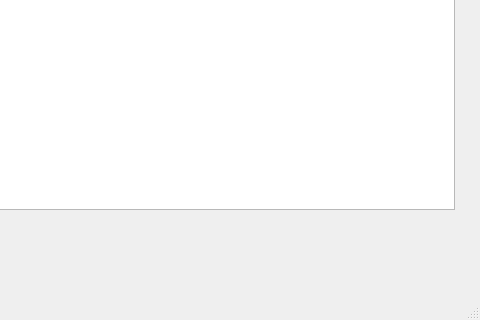
This is Game/ui/mainwindow.ui in jaakkosd/OhjelmoinninTekniikatProjekti as Qt 5 draws it before an edit; both pictures show x 270 to 750 and y 215 to 535 of the 750 by 535 pixel window. The edited form follows.
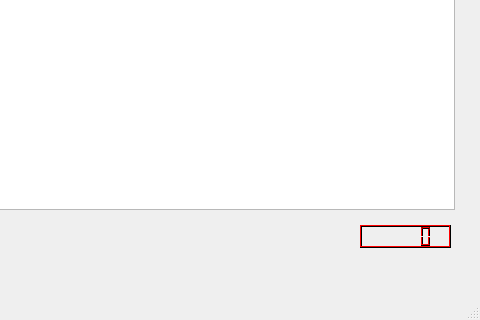
This is the edited form.

Commit message: add field for score and highscore

```diff
--- a/Game/ui/mainwindow.ui
+++ b/Game/ui/mainwindow.ui
@@ -309,6 +309,107 @@
      </palette>
     </property>
    </widget>
+   <widget class="QLCDNumber" name="lcdNumber_2">
+    <property name="geometry">
+     <rect>
+      <x>630</x>
+      <y>440</y>
+      <width>91</width>
+      <height>23</height>
+     </rect>
+    </property>
+    <property name="palette">
+     <palette>
+      <active>
+       <colorrole role="Button">
+        <brush brushstyle="SolidPattern">
+         <color alpha="255">
+          <red>0</red>
+          <green>0</green>
+          <blue>0</blue>
+         </color>
+        </brush>
+       </colorrole>
+       <colorrole role="Light">
+        <brush brushstyle="SolidPattern">
+         <color alpha="255">
+          <red>255</red>
+          <green>0</green>
+          <blue>0</blue>
+         </color>
+        </brush>
+       </colorrole>
+       <colorrole role="Midlight">
+        <brush brushstyle="SolidPattern">
+         <color alpha="255">
+          <red>255</red>
+          <green>0</green>
+          <blue>255</blue>
+         </color>
+        </brush>
+       </colorrole>
+      </active>
+      <inactive>
+       <colorrole role="Button">
+        <brush brushstyle="SolidPattern">
+         <color alpha="255">
+          <red>0</red>
+          <green>0</green>
+          <blue>0</blue>
+         </color>
+        </brush>
+       </colorrole>
+       <colorrole role="Light">
+        <brush brushstyle="SolidPattern">
+         <color alpha="255">
+          <red>255</red>
+          <green>0</green>
+          <blue>0</blue>
+         </color>
+        </brush>
+       </colorrole>
+       <colorrole role="Midlight">
+        <brush brushstyle="SolidPattern">
+         <color alpha="255">
+          <red>255</red>
+          <green>0</green>
+          <blue>255</blue>
+         </color>
+        </brush>
+       </colorrole>
+      </inactive>
+      <disabled>
+       <colorrole role="Button">
+        <brush brushstyle="SolidPattern">
+         <color alpha="255">
+          <red>0</red>
+          <green>0</green>
+          <blue>0</blue>
+         </color>
+        </brush>
+       </colorrole>
+       <colorrole role="Light">
+        <brush brushstyle="SolidPattern">
+         <color alpha="255">
+          <red>255</red>
+          <green>0</green>
+          <blue>0</blue>
+         </color>
+        </brush>
+       </colorrole>
+       <colorrole role="Midlight">
+        <brush brushstyle="SolidPattern">
+         <color alpha="255">
+          <red>255</red>
+          <green>0</green>
+          <blue>255</blue>
+         </color>
+        </brush>
+       </colorrole>
+      </disabled>
+     </palette>
+    </property>
+   </widget>
   </widget>
   <widget class="QMenuBar" name="menubar">
    <property name="geometry">
```
Left out of the diff: 2 changed lines with no effect on the pictures.
